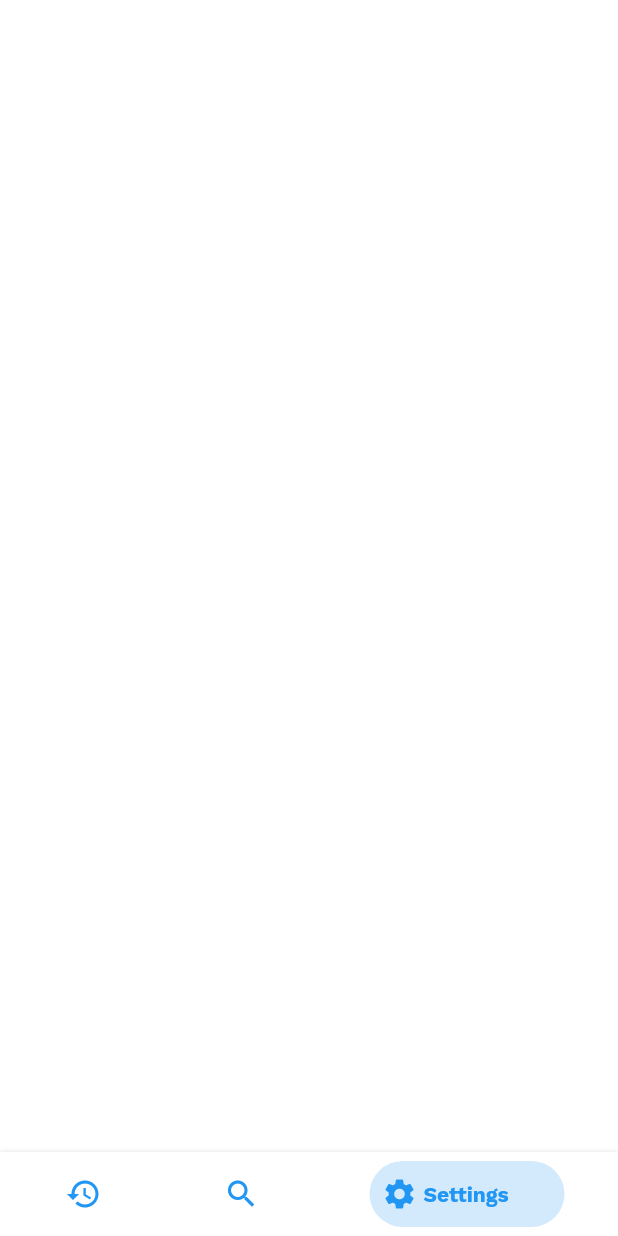
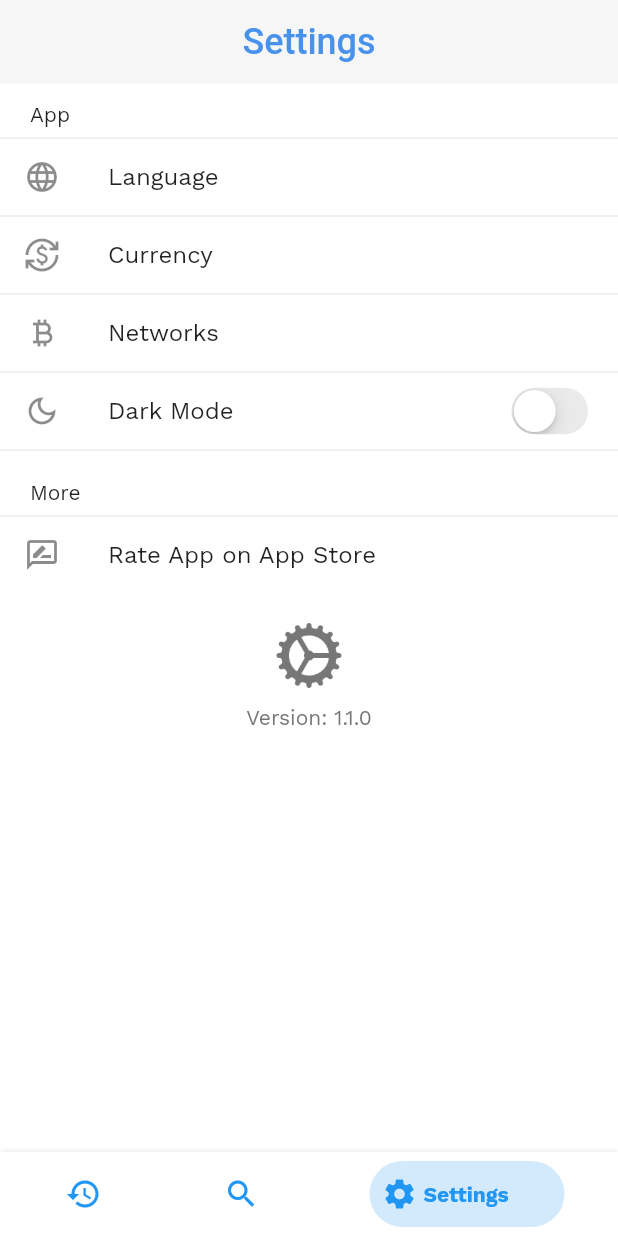
Before and after one commit to bisi-dev/defiscan, a Flutter app: the screen it shows after launch, swiped to page 3, on a phone screen of 412 x 824 dp. Run offline on Flutter 3.47's test engine with Material 2 defaults, Android fonts, the phone set to English and light mode, and no system bars; our stand-ins replace bloc, equatable, flutter_bloc, google_fonts, shared_preferences.

Commit message:
feat: Implement Settings Screen

```diff
--- a/lib/core/routes/route_generator.dart
+++ b/lib/core/routes/route_generator.dart
@@ -8,7 +8,7 @@ class RouteGenerator {
   static Route<dynamic> generateRoute(RouteSettings settings) {
     switch (settings.name) {
       case AppRoute.splash:
-        return buildRoute(const Splash(), settings: settings);
+        return buildRoute(const SplashScreen(), settings: settings);
       case AppRoute.home:
         return buildRoute(const Dashboard(), settings: settings);
       default:
--- a/lib/features/dashboard/screens/dashboard.dart
+++ b/lib/features/dashboard/screens/dashboard.dart
@@ -1,6 +1,7 @@
 import 'package:defiscan/core/app_core.dart';
 import 'package:flutter_bloc/flutter_bloc.dart';
 
+import '../../settings/screens/settings.dart';
 import '../bloc/dashboard_cubit.dart';
 import 'widgets/custom_navigation_bar.dart';
 
@@ -8,6 +9,8 @@ part 'dashboard_content.dart';
 
 class Dashboard extends StatelessWidget {
   const Dashboard({super.key});
+
+  static final PageController _pageController = PageController(initialPage: 1);
 
   @override
   Widget build(BuildContext context) {
@@ -18,6 +21,7 @@ class Dashboard extends StatelessWidget {
           return Scaffold(
             body: SizedBox.expand(
               child: PageView(
+                controller: _pageController,
                 onPageChanged: (index) {
                   context.read<DashboardCubit>().swipeTo(index);
                 },
@@ -29,6 +33,7 @@ class Dashboard extends StatelessWidget {
               mainAxisAlignment: MainAxisAlignment.spaceAround,
               selectedIndex: state.currentIndex,
               onItemSelected: (index) {
+                _pageController.jumpToPage(index);
                 context.read<DashboardCubit>().swipeTo(index);
               },
               items: DashboardContent.list
--- a/lib/features/dashboard/screens/dashboard_content.dart
+++ b/lib/features/dashboard/screens/dashboard_content.dart
@@ -15,6 +15,6 @@ class DashboardContent {
     DashboardContent(title: 'History', icon: Icons.history, child: SizedBox()),
     DashboardContent(title: 'Explorer', icon: Icons.search, child: SizedBox()),
     DashboardContent(
-        title: 'Settings', icon: Icons.settings, child: SizedBox()),
+        title: 'Settings', icon: Icons.settings, child: SettingsScreen()),
   ];
 }
--- a/lib/features/onboarding/screens/splash.dart
+++ b/lib/features/onboarding/screens/splash.dart
@@ -1,13 +1,14 @@
 import 'package:defiscan/core/app_core.dart';
 
-class Splash extends StatefulWidget {
-  const Splash({Key? key}) : super(key: key);
+class SplashScreen extends StatefulWidget {
+  const SplashScreen({Key? key}) : super(key: key);
 
   @override
-  _Splash createState() => _Splash();
+  _SplashScreen createState() => _SplashScreen();
 }
 
-class _Splash extends State<Splash> with SingleTickerProviderStateMixin {
+class _SplashScreen extends State<SplashScreen>
+    with SingleTickerProviderStateMixin {
   late AnimationController _animationController;
   late Animation<double> _animation;
 
--- /dev/null
+++ b/lib/features/settings/bloc/settings_cubit.dart
@@ -0,0 +1,8 @@
+import 'package:bloc/bloc.dart';
+import 'package:equatable/equatable.dart';
+
+part 'settings_state.dart';
+
+class SettingsCubit extends Cubit<SettingsState> {
+  SettingsCubit() : super(SettingsInitial());
+}
--- /dev/null
+++ b/lib/features/settings/bloc/settings_state.dart
@@ -0,0 +1,10 @@
+part of 'settings_cubit.dart';
+
+abstract class SettingsState extends Equatable {
+  const SettingsState();
+}
+
+class SettingsInitial extends SettingsState {
+  @override
+  List<Object> get props => [];
+}
--- /dev/null
+++ b/lib/features/settings/screens/settings.dart
@@ -0,0 +1,84 @@
+import 'package:defiscan/core/app_core.dart';
+import 'package:flutter/cupertino.dart';
+import 'package:flutter_bloc/flutter_bloc.dart';
+
+import '../../../shared/services/store/store_service.dart';
+import '../../../shared/themes/app_style.dart';
+import '../../../shared/themes/theme_cubit.dart';
+
+part 'settings_content.dart';
+
+class SettingsScreen extends StatelessWidget {
+  const SettingsScreen({super.key});
+
+  @override
+  Widget build(BuildContext context) {
+    return Scaffold(
+      appBar: AppBar(
+        automaticallyImplyLeading: false,
+        centerTitle: true,
+        title: const Text('Settings'),
+      ),
+      body: _buildSettingsList(context),
+    );
+  }
+
+  Widget _buildSettingsList(BuildContext context) {
+    return Column(
+      children: [
+        ListView.separated(
+          shrinkWrap: true,
+          itemCount: SettingsContent.list.length,
+          itemBuilder: (_, index) {
+            final item = SettingsContent.list[index];
+            if (item.leading == null) {
+              return Padding(
+                padding: const EdgeInsets.fromLTRB(20, 12, 12, 0),
+                child: Text(item.title),
+              );
+            } else {
+              return InkWell(
+                onTap: () {
+                  if (item.route == "store") StoreService.launchStore();
+                  Navigator.pushNamed(context, item.route);
+                },
+                child: ListTile(
+                  title: Text(item.title, style: AppStyle.link),
+                  leading: Icon(item.leading),
+                  dense: true,
+                  trailing:
+                      item.route.isEmpty ? _darkModeToggle() : const Text(''),
+                  visualDensity: const VisualDensity(vertical: -3),
+                ),
+              );
+            }
+          },
+          separatorBuilder: (_, index) => const Divider(),
+        ),
+        Padding(
+          padding: const EdgeInsets.only(top: 24, bottom: 8),
+          child: Image.asset(
+            AppImage.settingsImage,
+            height: 50,
+            width: 50,
+            color: AppColor.kFairGrey,
+          ),
+        ),
+        const Text(
+          'Version: 1.1.0',
+          style: TextStyle(color: AppColor.kFairGrey),
+        ),
+      ],
+    );
+  }
+
+  Widget _darkModeToggle() {
+    return BlocBuilder<ThemeCubit, ThemeState>(
+      builder: (context, state) {
+        return CupertinoSwitch(
+            value: state.isDarkMode,
+            onChanged: (val) => context.read<ThemeCubit>().toggle());
+      },
+    );
+  }
+}
--- /dev/null
+++ b/lib/features/settings/screens/settings_content.dart
@@ -0,0 +1,51 @@
+part of 'settings.dart';
+
+class SettingsContent {
+  final String title;
+  final IconData? leading;
+  final String route;
+
+  const SettingsContent({
+    required this.title,
+    required this.leading,
+    required this.route,
+  });
+
+  static const List<SettingsContent> list = [
+    SettingsContent(
+      title: 'App',
+      leading: null,
+      route: "",
+    ),
+    SettingsContent(
+      title: 'Language',
+      leading: Icons.language,
+      route: AppRoute.languages,
+    ),
+    SettingsContent(
+      title: 'Currency',
+      leading: Icons.currency_exchange,
+      route: AppRoute.currencies,
+    ),
+    SettingsContent(
+      title: 'Networks',
+      leading: Icons.currency_bitcoin,
+      route: AppRoute.currencies,
+    ),
+    SettingsContent(
+      title: 'Dark Mode',
+      leading: Icons.dark_mode_outlined,
+      route: "",
+    ),
+    SettingsContent(
+      title: 'More',
+      leading: null,
+      route: "",
+    ),
+    SettingsContent(
+      title: 'Rate App on App Store',
+      leading: Icons.rate_review_outlined,
+      route: "store",
+    ),
+  ];
+}
--- a/lib/shared/themes/app_style.dart
+++ b/lib/shared/themes/app_style.dart
@@ -57,7 +57,7 @@ class AppStyle {
   );
 
   static const TextStyle link = TextStyle(
-    fontWeight: FontWeight.w500,
+    fontWeight: FontWeight.w400,
     fontSize: 16,
   );
 
--- a/lib/shared/themes/app_theme.dart
+++ b/lib/shared/themes/app_theme.dart
@@ -6,77 +6,50 @@ import 'app_style.dart';
 class AppTheme {
   static ThemeData lightTheme() {
     final ThemeData base = ThemeData.light();
-    final fontFamily = GoogleFonts.workSans().fontFamily;
     final ColorScheme colorScheme = const ColorScheme.light().copyWith(
       shadow: AppColor.kLightShadow,
       primary: AppColor.kWhite,
       inversePrimary: AppColor.kDarkGrey,
-        secondary: AppColor.kMainColor);
+      secondary: AppColor.kMainColor,
+      background: AppColor.kWhite,
+    );
     return base.copyWith(
       colorScheme: colorScheme,
       primaryColor: AppColor.kWhite,
       canvasColor: AppColor.kWhite,
-      backgroundColor: AppColor.kWhite,
       scaffoldBackgroundColor: AppColor.kWhite,
-      textTheme: _textTheme(base.textTheme, AppColor.kBlack),
+      textTheme: GoogleFonts.workSansTextTheme(),
       appBarTheme: AppBarTheme(
         elevation: 0,
         backgroundColor: AppColor.kLightShadow,
         iconTheme: const IconThemeData(color: AppColor.kDarkGrey),
-        titleTextStyle: AppStyle.subtitle
-            .copyWith(fontFamily: fontFamily, color: AppColor.kMainColor),
+        titleTextStyle: AppStyle.subtitle.copyWith(color: AppColor.kMainColor),
       ),
     );
   }
 
   static ThemeData darkTheme() {
     final ThemeData base = ThemeData.dark();
-    final fontFamily = GoogleFonts.workSans().fontFamily;
     final ColorScheme colorScheme = const ColorScheme.dark().copyWith(
       shadow: AppColor.kDarkShadow,
       primary: AppColor.kDarkGrey,
       inversePrimary: AppColor.kWhite,
-        secondary: AppColor.kMainColor);
+      secondary: AppColor.kMainColor,
+      background: AppColor.kDarkGrey,
+    );
     return base.copyWith(
       colorScheme: colorScheme,
       primaryColor: AppColor.kDarkGrey,
       canvasColor: AppColor.kDarkGrey,
-      backgroundColor: AppColor.kDarkGrey,
       scaffoldBackgroundColor: AppColor.kDarkGrey,
-      textTheme: _textTheme(base.textTheme, AppColor.kWhite),
+      textTheme:
+          GoogleFonts.workSansTextTheme().apply(bodyColor: AppColor.kWhite),
       appBarTheme: AppBarTheme(
         elevation: 0,
         backgroundColor: AppColor.kDarkShadow,
         iconTheme: const IconThemeData(color: AppColor.kWhite),
-        titleTextStyle: AppStyle.subtitle
-            .copyWith(fontFamily: fontFamily, color: AppColor.kMainColor),
+        titleTextStyle: AppStyle.subtitle.copyWith(color: AppColor.kMainColor),
       ),
     );
   }
-
-  static TextTheme _textTheme(TextTheme base, Color color) {
-    final fontFamily = GoogleFonts.workSans().fontFamily;
-    return base.copyWith(
-      headline1: AppStyle.title.copyWith(
-        fontFamily: fontFamily,
-        color: color,
-      ),
-      headline2:
-          AppStyle.header2.copyWith(fontFamily: fontFamily, color: color),
-      headline3:
-          AppStyle.header3.copyWith(fontFamily: fontFamily, color: color),
-      headline4: base.headline4?.copyWith(fontFamily: fontFamily, color: color),
-      headline5: base.headline5?.copyWith(fontFamily: fontFamily, color: color),
-      headline6: base.headline6?.copyWith(fontFamily: fontFamily, color: color),
-      button:
-          AppStyle.buttonText.copyWith(fontFamily: fontFamily, color: color),
-      caption: base.caption?.copyWith(fontFamily: fontFamily, color: color),
-      bodyText1: base.bodyText1?.copyWith(fontFamily: fontFamily, color: color),
-      bodyText2: base.bodyText2?.copyWith(fontFamily: fontFamily, color: color),
-      subtitle1:
-          AppStyle.subtitle.copyWith(fontFamily: fontFamily, color: color),
-      subtitle2: base.subtitle2?.copyWith(fontFamily: fontFamily, color: color),
-      overline: base.overline?.copyWith(fontFamily: fontFamily, color: color),
-    );
 }
-}
```
Lines whose indentation alone changed are shown as unchanged.
